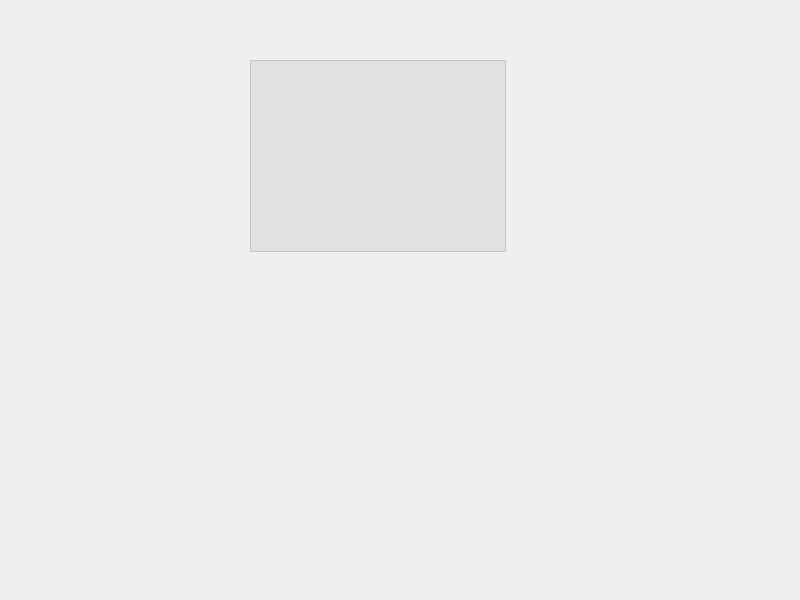
Before: the Qt Designer form gamewindow.ui in F74036344/candyCrush, drawn with Qt 5.
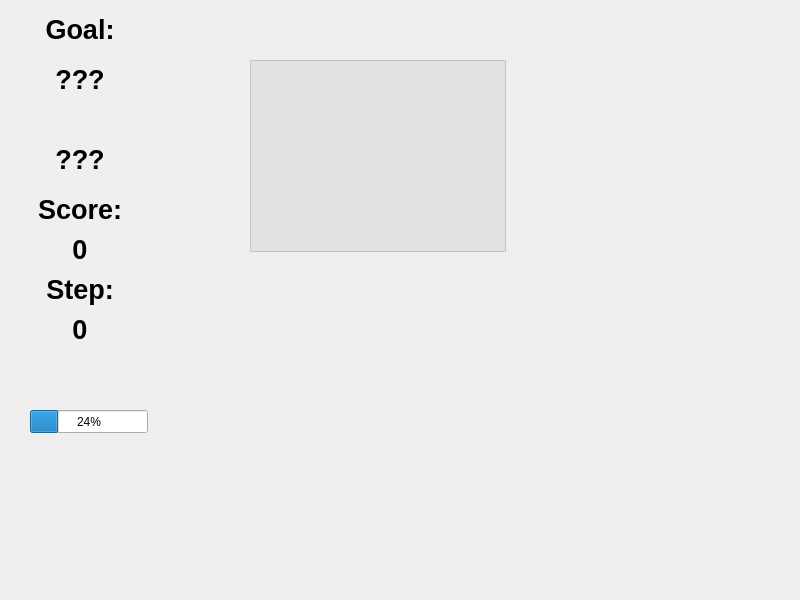
After: the same form once the commit is applied. Icons and pictures are not drawn.

What changed in the file:
```diff
--- a/gamewindow.ui
+++ b/gamewindow.ui
@@ -56,6 +56,166 @@
     <string/>
    </property>
   </widget>
+  <widget class="QLabel" name="label_scoreText">
+   <property name="geometry">
+    <rect>
+     <x>30</x>
+     <y>190</y>
+     <width>100</width>
+     <height>40</height>
+    </rect>
+   </property>
+   <property name="font">
+    <font>
+     <family>Arial</family>
+     <pointsize>20</pointsize>
+     <weight>75</weight>
+     <bold>true</bold>
+    </font>
+   </property>
+   <property name="text">
+    <string>&lt;html&gt;&lt;head/&gt;&lt;body&gt;&lt;p align=&quot;center&quot;&gt;Score:&lt;/p&gt;&lt;/body&gt;&lt;/html&gt;</string>
+   </property>
+  </widget>
+  <widget class="QLabel" name="label_scoreValue">
+   <property name="geometry">
+    <rect>
+     <x>30</x>
+     <y>230</y>
+     <width>100</width>
+     <height>40</height>
+    </rect>
+   </property>
+   <property name="font">
+    <font>
+     <family>Arial</family>
+     <pointsize>20</pointsize>
+     <weight>75</weight>
+     <bold>true</bold>
+    </font>
+   </property>
+   <property name="text">
+    <string>&lt;html&gt;&lt;head/&gt;&lt;body&gt;&lt;p align=&quot;center&quot;&gt;0&lt;/p&gt;&lt;/body&gt;&lt;/html&gt;</string>
+   </property>
+  </widget>
+  <widget class="QLabel" name="label_goalText">
+   <property name="geometry">
+    <rect>
+     <x>30</x>
+     <y>10</y>
+     <width>100</width>
+     <height>40</height>
+    </rect>
+   </property>
+   <property name="font">
+    <font>
+     <family>Arial</family>
+     <pointsize>20</pointsize>
+     <weight>75</weight>
+     <bold>true</bold>
+    </font>
+   </property>
+   <property name="text">
+    <string>&lt;html&gt;&lt;head/&gt;&lt;body&gt;&lt;p align=&quot;center&quot;&gt;Goal:&lt;/p&gt;&lt;/body&gt;&lt;/html&gt;</string>
+   </property>
+  </widget>
+  <widget class="QProgressBar" name="progressBar">
+   <property name="geometry">
+    <rect>
+     <x>30</x>
+     <y>410</y>
+     <width>118</width>
+     <height>23</height>
+    </rect>
+   </property>
+   <property name="value">
+    <number>24</number>
+   </property>
+  </widget>
+  <widget class="QLabel" name="label_goalValue">
+   <property name="geometry">
+    <rect>
+     <x>30</x>
+     <y>140</y>
+     <width>100</width>
+     <height>40</height>
+    </rect>
+   </property>
+   <property name="font">
+    <font>
+     <family>Arial</family>
+     <pointsize>20</pointsize>
+     <weight>75</weight>
+     <bold>true</bold>
+    </font>
+   </property>
+   <property name="text">
+    <string>&lt;html&gt;&lt;head/&gt;&lt;body&gt;&lt;p align=&quot;center&quot;&gt;???&lt;/p&gt;&lt;/body&gt;&lt;/html&gt;</string>
+   </property>
+  </widget>
+  <widget class="QLabel" name="label_stepText">
+   <property name="geometry">
+    <rect>
+     <x>30</x>
+     <y>270</y>
+     <width>100</width>
+     <height>40</height>
+    </rect>
+   </property>
+   <property name="font">
+    <font>
+     <family>Arial</family>
+     <pointsize>20</pointsize>
+     <weight>75</weight>
+     <bold>true</bold>
+    </font>
+   </property>
+   <property name="text">
+    <string>&lt;html&gt;&lt;head/&gt;&lt;body&gt;&lt;p align=&quot;center&quot;&gt;Step:&lt;/p&gt;&lt;/body&gt;&lt;/html&gt;</string>
+   </property>
+  </widget>
+  <widget class="QLabel" name="label_stepValue">
+   <property name="geometry">
+    <rect>
+     <x>30</x>
+     <y>310</y>
+     <width>100</width>
+     <height>40</height>
+    </rect>
+   </property>
+   <property name="font">
+    <font>
+     <family>Arial</family>
+     <pointsize>20</pointsize>
+     <weight>75</weight>
+     <bold>true</bold>
+    </font>
+   </property>
+   <property name="text">
+    <string>&lt;html&gt;&lt;head/&gt;&lt;body&gt;&lt;p align=&quot;center&quot;&gt;0&lt;/p&gt;&lt;/body&gt;&lt;/html&gt;</string>
+   </property>
+  </widget>
+  <widget class="QLabel" name="label_goalStatement">
+   <property name="geometry">
+    <rect>
+     <x>30</x>
+     <y>60</y>
+     <width>100</width>
+     <height>40</height>
+    </rect>
+   </property>
+   <property name="font">
+    <font>
+     <family>Arial</family>
+     <pointsize>20</pointsize>
+     <weight>75</weight>
+     <bold>true</bold>
+    </font>
+   </property>
+   <property name="text">
+    <string>&lt;html&gt;&lt;head/&gt;&lt;body&gt;&lt;p align=&quot;center&quot;&gt;???&lt;/p&gt;&lt;/body&gt;&lt;/html&gt;</string>
+   </property>
+  </widget>
  </widget>
  <resources>
   <include location="resource.qrc"/>
```
